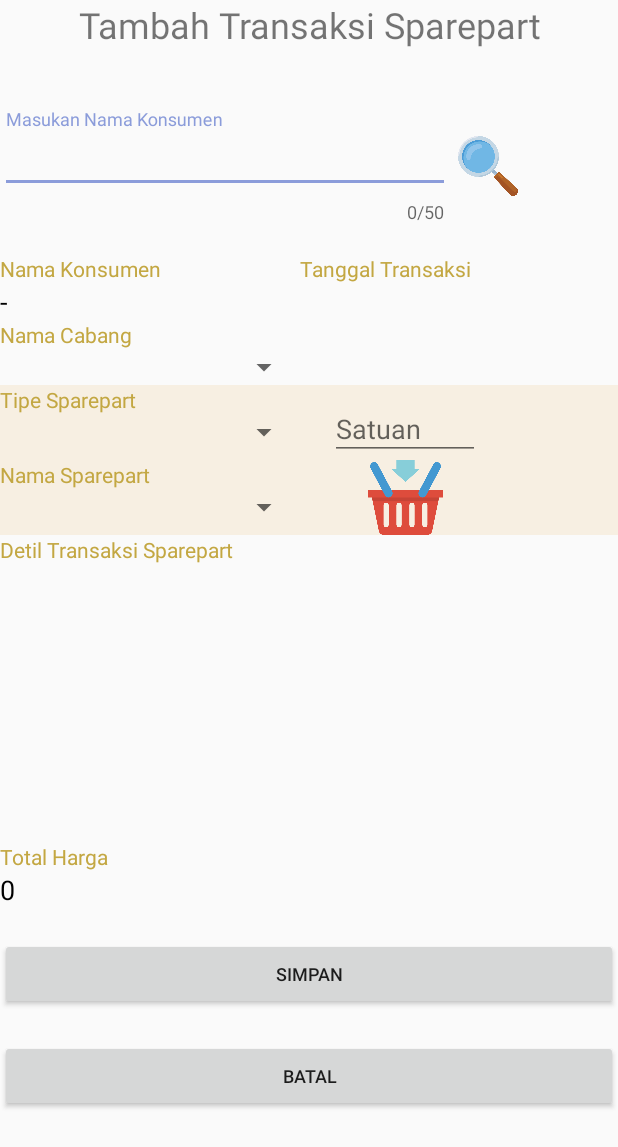
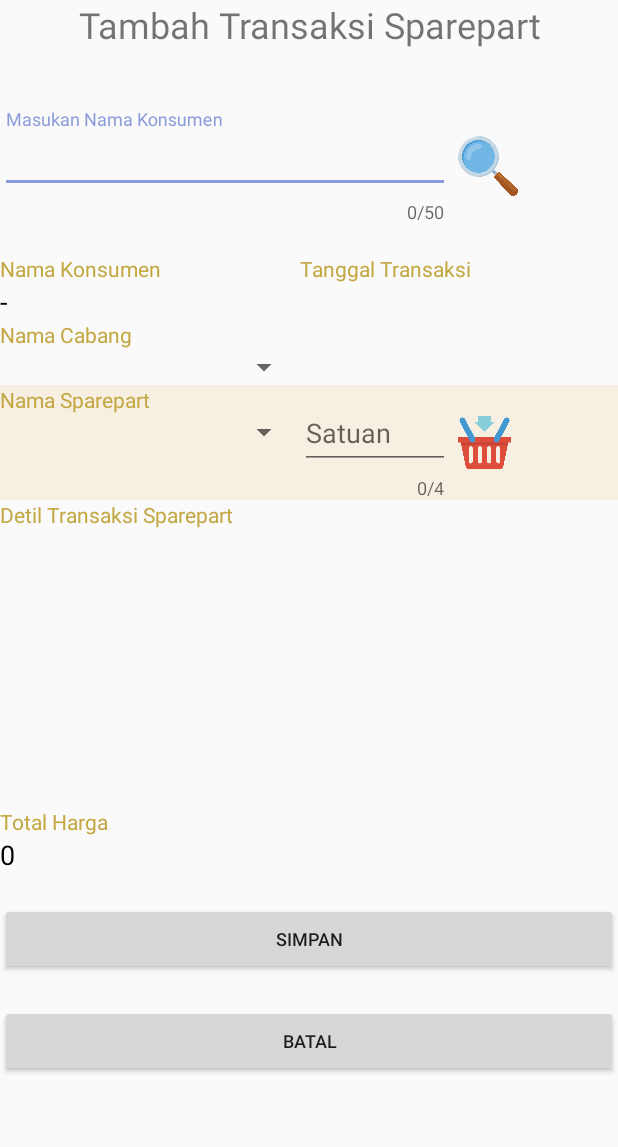
Before and after one commit to sintaxd/P3L-Mobile, an Android app: the layout activity_tambah_transaksi_penjualan_sparepart.xml on its own in the app's theme, with its tools: preview values and no code run, on a phone screen of 412 x 824 dp. Shown: the top 1147 px of the screen. Run offline under Robolectric (Android 15) with nearby library versions, the light colour scheme and no system bars.

Commit message:
Cicil Detil Transaksi Sparepart

```diff
--- a/app/src/main/java/kel1/com/simato_mobile/API/ApiClient_Cabang.java
+++ b/app/src/main/java/kel1/com/simato_mobile/API/ApiClient_Cabang.java
@@ -6,7 +6,7 @@ import retrofit2.http.GET;
 
 public interface ApiClient_Cabang {
 
-    String baseURL = "http://10.200.125.179:8000/";
+    String baseURL = "http://192.168.0.100:8000";
     //String baseURL = "http://simato.jasonfw.com/";
 
     // ----------------------- R E A D ----------------------- //
--- a/app/src/main/java/kel1/com/simato_mobile/API/ApiClient_DetilPengadaanSparepart.java
+++ b/app/src/main/java/kel1/com/simato_mobile/API/ApiClient_DetilPengadaanSparepart.java
@@ -13,7 +13,7 @@ import retrofit2.http.Path;
 
 public interface ApiClient_DetilPengadaanSparepart {
 
-    String baseURL = "http://10.200.125.179:8000/";
+    String baseURL = "http://192.168.0.100:8000";
     //String baseURL = "http://simato.jasonfw.com/";
 
     // --------------------- C R E A T E --------------------- //
--- /dev/null
+++ b/app/src/main/java/kel1/com/simato_mobile/API/ApiClient_DetilTransaksiSparepart.java
@@ -0,0 +1,4 @@
+package kel1.com.simato_mobile.API;
+
+public interface ApiClient_DetilTransaksiSparepart {
+}
--- a/app/src/main/java/kel1/com/simato_mobile/API/ApiClient_JasaService.java
+++ b/app/src/main/java/kel1/com/simato_mobile/API/ApiClient_JasaService.java
@@ -6,7 +6,7 @@ import retrofit2.http.GET;
 
 public interface ApiClient_JasaService {
 
-    String baseURL = "http://10.200.125.179:8000/";
+    String baseURL = "http://192.168.0.100:8000";
     //String baseURL = "http://simato.jasonfw.com/";
     // ----------------------- R E A D ----------------------- //
 
--- a/app/src/main/java/kel1/com/simato_mobile/API/ApiClient_Konsumen.java
+++ b/app/src/main/java/kel1/com/simato_mobile/API/ApiClient_Konsumen.java
@@ -14,7 +14,7 @@ import retrofit2.http.Path;
 
 public interface ApiClient_Konsumen {
 
-    String baseURL = "http://10.200.125.179:8000/";
+    String baseURL = "http://192.168.0.100:8000";
     //String baseURL = "http://simato.jasonfw.com/";
 
     // --------------------- C R E A T E --------------------- //
--- a/app/src/main/java/kel1/com/simato_mobile/API/ApiClient_Login.java
+++ b/app/src/main/java/kel1/com/simato_mobile/API/ApiClient_Login.java
@@ -8,7 +8,7 @@ import retrofit2.http.POST;
 
 public interface ApiClient_Login {
 
-    String baseURL = "http://10.200.125.179:8000/";
+    String baseURL = "http://192.168.0.100:8000";
     //String baseURL = "http://simato.jasonfw.com/";
     // ----------------------- L O G I N ----------------------- //
     @POST("api/pegawai/mobileauthenticate")
--- a/app/src/main/java/kel1/com/simato_mobile/API/ApiClient_Motor.java
+++ b/app/src/main/java/kel1/com/simato_mobile/API/ApiClient_Motor.java
@@ -14,8 +14,8 @@ import retrofit2.http.Path;
 
 public interface ApiClient_Motor {
 
-   String baseURL = "http://10.200.125.179:8000/";
-   //String baseURL = "http://simato.jasonfw.com/";
+ String baseURL = "http://192.168.0.100:8000";
+ //String baseURL = "http://simato.jasonfw.com/";
     // --------------------- C R E A T E --------------------- //
 
     @POST("api/motor")
--- a/app/src/main/java/kel1/com/simato_mobile/API/ApiClient_MotorKonsumen.java
+++ b/app/src/main/java/kel1/com/simato_mobile/API/ApiClient_MotorKonsumen.java
@@ -15,7 +15,7 @@ import retrofit2.http.Path;
 
 public interface ApiClient_MotorKonsumen {
 
-    String baseURL = "http://10.200.125.179:8000/";
+    String baseURL = "http://192.168.0.100:8000";
     //String baseURL = "http://simato.jasonfw.com/";
     // --------------------- C R E A T E --------------------- //
 
--- a/app/src/main/java/kel1/com/simato_mobile/API/ApiClient_PengadaanSparepart.java
+++ b/app/src/main/java/kel1/com/simato_mobile/API/ApiClient_PengadaanSparepart.java
@@ -12,7 +12,7 @@ import retrofit2.http.POST;
 
 public interface ApiClient_PengadaanSparepart {
 
-    String baseURL = "http://10.200.125.179:8000/";
+    String baseURL = "http://192.168.0.100:8000";
     //String baseURL = "http://simato.jasonfw.com/";
 
     // --------------------- C R E A T E --------------------- //
--- a/app/src/main/java/kel1/com/simato_mobile/API/ApiClient_Sparepart.java
+++ b/app/src/main/java/kel1/com/simato_mobile/API/ApiClient_Sparepart.java
@@ -20,7 +20,7 @@ import retrofit2.http.Path;
 
 public interface ApiClient_Sparepart {
 
-    String baseURL = "http://10.200.125.179:8000/";
+    String baseURL = "http://192.168.0.100:8000";
     //String baseURL = "http://simato.jasonfw.com/";
 
     // --------------------- C R E A T E --------------------- //
--- a/app/src/main/java/kel1/com/simato_mobile/API/ApiClient_SparepartBengkel.java
+++ b/app/src/main/java/kel1/com/simato_mobile/API/ApiClient_SparepartBengkel.java
@@ -8,7 +8,7 @@ import retrofit2.http.Path;
 
 public interface ApiClient_SparepartBengkel {
 
-    String baseURL = "http://10.200.125.179:8000/";
+    String baseURL = "http://192.168.0.100:8000";
     //String baseURL = "http://simato.jasonfw.com/";
 
 
--- a/app/src/main/java/kel1/com/simato_mobile/API/ApiClient_SparepartCabang.java
+++ b/app/src/main/java/kel1/com/simato_mobile/API/ApiClient_SparepartCabang.java
@@ -15,7 +15,7 @@ import retrofit2.http.Path;
 
 public interface ApiClient_SparepartCabang {
 
-    String baseURL = "http://10.200.125.179:8000/";
+    String baseURL = "http://192.168.0.100:8000";
     //String baseURL = "http://simato.jasonfw.com/";
 
     // --------------------- C R E A T E --------------------- //
--- a/app/src/main/java/kel1/com/simato_mobile/API/ApiClient_Supplier.java
+++ b/app/src/main/java/kel1/com/simato_mobile/API/ApiClient_Supplier.java
@@ -14,7 +14,7 @@ import retrofit2.http.Path;
 
 public interface ApiClient_Supplier {
 
-        String baseURL = "http://10.200.125.179:8000/";
+        String baseURL = "http://192.168.0.100:8000";
         //String baseURL = "http://simato.jasonfw.com/";
 
     // --------------------- C R E A T E --------------------- //
--- a/app/src/main/java/kel1/com/simato_mobile/API/ApiClient_TransaksiPenjualan.java
+++ b/app/src/main/java/kel1/com/simato_mobile/API/ApiClient_TransaksiPenjualan.java
@@ -11,7 +11,7 @@ import retrofit2.http.Path;
 
 public interface ApiClient_TransaksiPenjualan {
 
-    String baseURL = "http://192.168.94.52:8000/";
+    String baseURL = "http://192.168.0.100:8000";
     //String baseURL = "http://simato.jasonfw.com/";
 
     // ----------------------- R E A D ----------------------- //
--- /dev/null
+++ b/app/src/main/java/kel1/com/simato_mobile/Adapter/Adapter_DetilTransaksiSparepart.java
@@ -0,0 +1,4 @@
+package kel1.com.simato_mobile.Adapter;
+
+public class Adapter_DetilTransaksiSparepart {
+}
--- a/app/src/main/res/layout/activity_tambah_transaksi_penjualan_sparepart.xml
+++ b/app/src/main/res/layout/activity_tambah_transaksi_penjualan_sparepart.xml
@@ -122,47 +122,6 @@
 
         <LinearLayout
             android:layout_width="match_parent"
-            android:layout_height="50dp"
-            android:orientation="horizontal">
-
-            <LinearLayout
-                android:layout_width="200dp"
-                android:layout_height="wrap_content"
-                android:orientation="vertical">
-
-                <TextView
-                    android:id="@+id/textView_tipeSparepartCabang"
-                    android:layout_width="wrap_content"
-                    android:layout_height="wrap_content"
-                    android:text="Tipe Sparepart"
-                    android:textColor="@color/menusCS" />
-
-                <Spinner
-                    android:id="@+id/spinner_sparepart_cabang"
-                    android:layout_width="match_parent"
-                    android:layout_height="wrap_content" />
-            </LinearLayout>
-
-
-            <android.support.design.widget.TextInputLayout
-                android:layout_width="100dp"
-                android:layout_height="wrap_content"
-                android:layout_marginLeft="20dp"
-                app:counterEnabled="true"
-                app:counterMaxLength="4"
-                app:errorEnabled="true">
-
-                <android.support.design.widget.TextInputEditText
-                    android:id="@+id/text_input_satuan"
-                    android:layout_width="match_parent"
-                    android:layout_height="wrap_content"
-                    android:hint="Satuan"
-                    android:inputType="number" />
-            </android.support.design.widget.TextInputLayout>
-        </LinearLayout>
-
-        <LinearLayout
-            android:layout_width="match_parent"
             android:layout_height="wrap_content"
             android:orientation="horizontal">
 
@@ -178,18 +137,31 @@
                     android:textColor="@color/menusCS" />
 
                 <Spinner
-                    android:id="@+id/spinner_nama_sparepart_cabang"
+                    android:id="@+id/spinner_sparepart_cabang"
                     android:layout_width="match_parent"
                     android:layout_height="wrap_content" />
-
             </LinearLayout>
 
+            <android.support.design.widget.TextInputLayout
+                android:layout_width="100dp"
+                android:layout_height="wrap_content"
+                app:counterEnabled="true"
+                app:counterMaxLength="4"
+                app:errorEnabled="true">
+
+                <android.support.design.widget.TextInputEditText
+                    android:id="@+id/text_input_satuan"
+                    android:layout_width="match_parent"
+                    android:layout_height="wrap_content"
+                    android:hint="Satuan"
+                    android:inputType="number" />
+            </android.support.design.widget.TextInputLayout>
             <ImageView
                 android:id="@+id/addDetilTransaksiSparepart"
-                android:layout_width="50dp"
-                android:layout_height="50dp"
+                android:layout_width="35dp"
+                android:layout_height="35dp"
                 android:layout_gravity="center"
-                android:layout_marginLeft="45dp"
+                android:layout_marginLeft="5dp"
                 android:src="@drawable/icon_add_transaksi" />
         </LinearLayout>
     </LinearLayout>
```
Also changed, not shown: app/src/main/java/kel1/com/simato_mobile/ListData/LD_DetilTransaksiSparepart.java (added, +23 -0 lines), app/src/main/java/kel1/com/simato_mobile/Model/Model_DetilTransaksiSparepart.java (added, +82 -0 lines), app/src/main/res/layout/activity_recycle_adapter_detil_transaksi_penjualan_sparepart.xml (+40 -6 lines).
